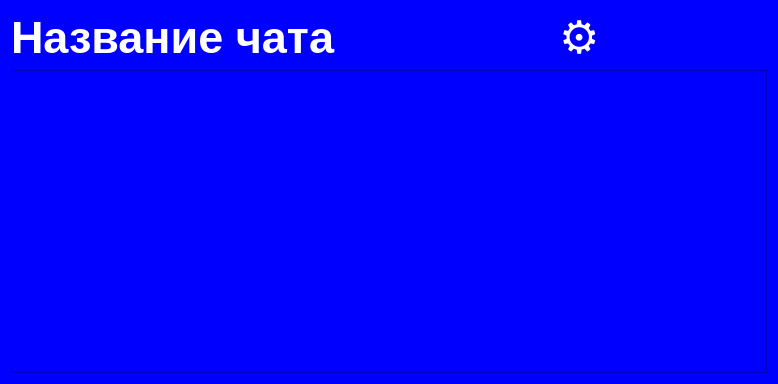
Before: the Qt Designer form ui/ArchiveView.ui in yepIwt/Tuchka, drawn with Qt 5.
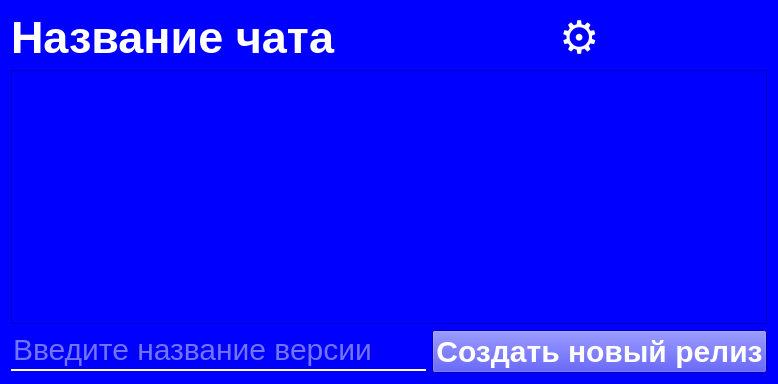
After: the same form once the commit is applied.

Commit message: Feat: Make sync method working

The edit to the form file:
```diff
--- a/ui/ArchiveView.ui
+++ b/ui/ArchiveView.ui
@@ -55,7 +55,40 @@
     <widget class="QListWidget" name="ReleasesWidget"/>
    </item>
    <item>
-    <layout class="QHBoxLayout" name="horizontalLayout_3"/>
+    <layout class="QHBoxLayout" name="horizontalLayout_3">
+     <item>
+      <widget class="QLineEdit" name="release_name">
+       <property name="styleSheet">
+        <string notr="true">color: white;
+font-size: 30px;
+background-color: rgba(0,0,0,0);
+border: None;
+border-bottom: 2px solid white;
+color: rgba(255, 255, 255, 230);
+padding-bottom: 1px;</string>
+       </property>
+       <property name="text">
+        <string/>
+       </property>
+       <property name="placeholderText">
+        <string>Введите название версии</string>
+       </property>
+      </widget>
+     </item>
+     <item alignment="Qt::AlignRight">
+      <widget class="QPushButton" name="create_release">
+       <property name="styleSheet">
+        <string notr="true">font-family:'Open Sans'; 
+font-size:30px; 
+font-weight:696; 
+color:#ffffff;</string>
+       </property>
+       <property name="text">
+        <string>Создать новый релиз</string>
+       </property>
+      </widget>
+     </item>
+    </layout>
    </item>
   </layout>
  </widget>
```
The commit also changes 2 other files.
